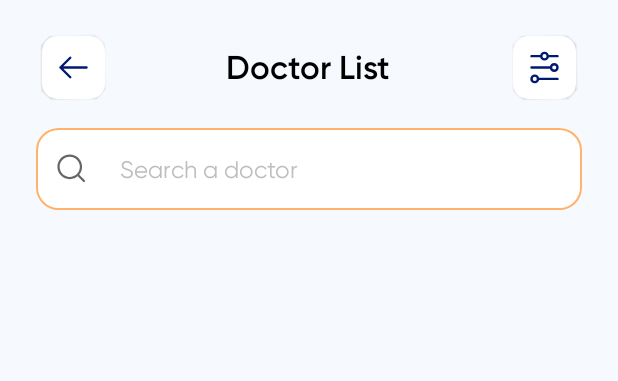
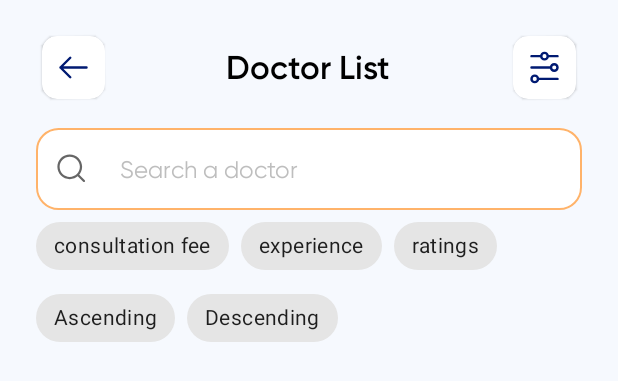
Before and after one commit to Aumaidkh/DoctorConsultationAndAppointmentBooking, an Android app: the layout activity_search_doctors.xml on its own in the app's theme, with its tools: preview values and no code run, on a phone screen of 412 x 824 dp. Shown: the top 381 px of the screen. Run offline under Robolectric (Android 15) with nearby library versions, the phone set to English and light mode, and no system bars.

Commit message:
Added Filter visibility with animation

```diff
--- a/app/src/main/res/layout/activity_search_doctors.xml
+++ b/app/src/main/res/layout/activity_search_doctors.xml
@@ -47,6 +47,7 @@
                 app:cardCornerRadius="10dp">
 
                 <ImageView
+                    android:id="@+id/filterIcon"
                     android:layout_width="match_parent"
                     android:layout_height="match_parent"
                     android:padding="8dp"
@@ -82,58 +83,71 @@
 
         </com.google.android.material.textfield.TextInputLayout>
 
-        <com.google.android.material.chip.ChipGroup
-            android:id="@+id/filterChipGroup"
+        <LinearLayout
+            android:orientation="vertical"
             app:layout_constraintTop_toBottomOf="@id/textInputLayout"
+            android:id="@+id/filterSection"
             android:layout_width="0dp"
-            android:visibility="gone"
             android:layout_height="wrap_content"
             app:layout_constraintEnd_toEndOf="parent"
             app:layout_constraintHorizontal_bias="0.5"
             app:layout_constraintStart_toStartOf="parent">
 
+            <com.google.android.material.chip.ChipGroup
+                android:id="@+id/filterChipGroup"
+                android:layout_width="wrap_content"
+                android:layout_height="wrap_content"
+                app:layout_constraintEnd_toEndOf="parent"
+                app:layout_constraintHorizontal_bias="0.5"
+                app:layout_constraintStart_toStartOf="parent"
+               >
+
                 <com.google.android.material.chip.Chip
                     android:id="@+id/feeChip"
-                android:text="consultation fee"
                     android:layout_width="wrap_content"
-                android:layout_height="wrap_content"/>
+                    android:layout_height="wrap_content"
+                    android:text="consultation fee" />
 
                 <com.google.android.material.chip.Chip
                     android:id="@+id/experienceChip"
-                android:text="experience"
                     android:layout_width="wrap_content"
-                android:layout_height="wrap_content"/>
+                    android:layout_height="wrap_content"
+                    android:text="experience" />
 
                 <com.google.android.material.chip.Chip
                     android:id="@+id/ratingsChip"
-                android:text="ratings"
                     android:layout_width="wrap_content"
-                android:layout_height="wrap_content"/>
+                    android:layout_height="wrap_content"
+                    android:text="ratings" />
 
             </com.google.android.material.chip.ChipGroup>
+
             <com.google.android.material.chip.ChipGroup
                 android:id="@+id/sortChipGroup"
-            app:layout_constraintTop_toBottomOf="@id/filterChipGroup"
-            android:layout_width="0dp"
-            android:visibility="gone"
+                android:layout_width="wrap_content"
                 android:layout_height="wrap_content"
                 app:layout_constraintEnd_toEndOf="parent"
                 app:layout_constraintHorizontal_bias="0.5"
-            app:layout_constraintStart_toStartOf="parent">
+                app:layout_constraintStart_toStartOf="parent"
+                app:layout_constraintTop_toBottomOf="@id/filterChipGroup">
 
                 <com.google.android.material.chip.Chip
                     android:id="@+id/ascendingChip"
-                android:text="Ascending"
                     android:layout_width="wrap_content"
-                android:layout_height="wrap_content"/>
+                    android:layout_height="wrap_content"
+                    android:text="Ascending" />
 
                 <com.google.android.material.chip.Chip
                     android:id="@+id/descendingChip"
-                android:text="Descending"
                     android:layout_width="wrap_content"
-                android:layout_height="wrap_content"/>
+                    android:layout_height="wrap_content"
+                    android:text="Descending" />
 
             </com.google.android.material.chip.ChipGroup>
+
+        </LinearLayout>
+
+
 
         <androidx.recyclerview.widget.RecyclerView
             android:id="@+id/rvDoctors"
@@ -142,7 +156,7 @@
             app:layout_constraintBottom_toBottomOf="parent"
             app:layout_constraintEnd_toEndOf="parent"
             app:layout_constraintStart_toStartOf="parent"
-            app:layout_constraintTop_toBottomOf="@id/sortChipGroup" />
+            app:layout_constraintTop_toBottomOf="@id/filterSection" />
 
 
     </androidx.constraintlayout.widget.ConstraintLayout>
```
Also changed, not shown: app/src/main/java/com/android/doctorce/feature_book_appointment/presentation/ui/doctors/SearchDoctorActivity.kt (+32 -1 lines). Lines whose indentation alone changed are shown as unchanged.
